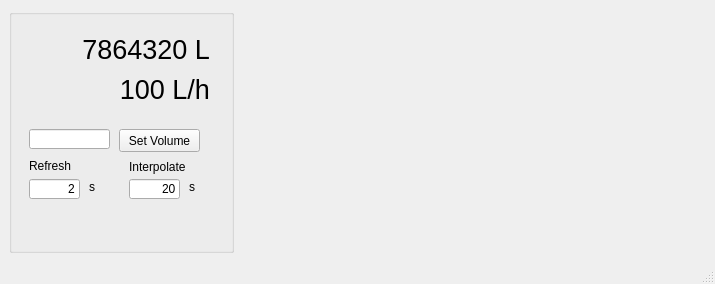
The window that helium_monitor/gui_helium.ui (konchris/andreev) describes before a commit, drawn with Qt 5.
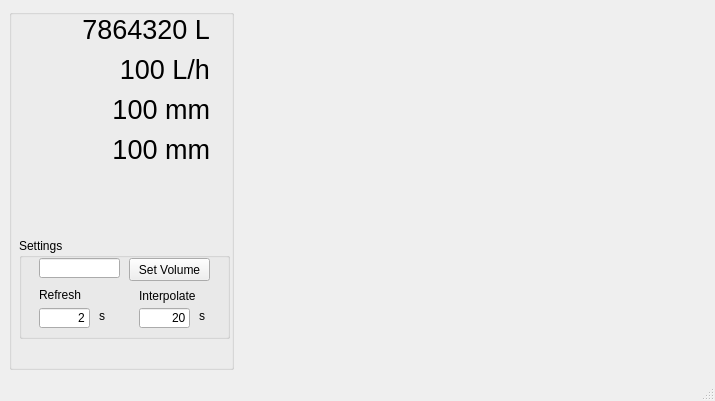
The same window after the commit. Custom widgets are drawn as their Qt base class.

```diff
--- a/helium_monitor/gui_helium.ui
+++ b/helium_monitor/gui_helium.ui
@@ -7,7 +7,7 @@
     <x>0</x>
     <y>0</y>
     <width>715</width>
-    <height>284</height>
+    <height>401</height>
    </rect>
   </property>
   <property name="windowTitle">
@@ -32,21 +32,11 @@
       <property name="title">
        <string/>
       </property>
-      <widget class="QLineEdit" name="editSetVolume">
-       <property name="geometry">
-        <rect>
-         <x>20</x>
-         <y>120</y>
-         <width>81</width>
-         <height>20</height>
-        </rect>
-       </property>
-      </widget>
       <widget class="QLabel" name="labelFlow">
        <property name="geometry">
         <rect>
          <x>10</x>
-         <y>60</y>
+         <y>40</y>
          <width>191</width>
          <height>41</height>
         </rect>
@@ -63,24 +53,11 @@
         <set>Qt::AlignRight|Qt::AlignTrailing|Qt::AlignVCenter</set>
        </property>
       </widget>
-      <widget class="QPushButton" name="btnSetVolume">
-       <property name="geometry">
-        <rect>
-         <x>110</x>
-         <y>120</y>
-         <width>81</width>
-         <height>23</height>
-        </rect>
-       </property>
-       <property name="text">
-        <string>Set Volume</string>
-       </property>
-      </widget>
       <widget class="QLabel" name="labelVolume">
        <property name="geometry">
         <rect>
          <x>20</x>
-         <y>20</y>
+         <y>0</y>
          <width>181</width>
          <height>41</height>
         </rect>
@@ -97,88 +74,166 @@
         <set>Qt::AlignRight|Qt::AlignTrailing|Qt::AlignVCenter</set>
        </property>
       </widget>
-      <widget class="QLineEdit" name="editRefresh">
+      <widget class="QLabel" name="labelLevelMeter">
        <property name="geometry">
         <rect>
-         <x>20</x>
-         <y>170</y>
-         <width>51</width>
-         <height>20</height>
+         <x>10</x>
+         <y>80</y>
+         <width>191</width>
+         <height>41</height>
         </rect>
        </property>
-       <property name="text">
-        <string>2</string>
+       <property name="font">
+        <font>
+         <pointsize>20</pointsize>
+        </font>
        </property>
-       <property name="alignment">
-        <set>Qt::AlignRight|Qt::AlignTrailing|Qt::AlignVCenter</set>
-       </property>
-      </widget>
-      <widget class="QLineEdit" name="editRange">
-       <property name="geometry">
-        <rect>
-         <x>120</x>
-         <y>170</y>
-         <width>51</width>
-         <height>20</height>
-        </rect>
-       </property>
        <property name="text">
-        <string>20</string>
+        <string>100 mm</string>
        </property>
        <property name="alignment">
         <set>Qt::AlignRight|Qt::AlignTrailing|Qt::AlignVCenter</set>
        </property>
       </widget>
-      <widget class="QLabel" name="label">
+      <widget class="QGroupBox" name="groupBox_2">
        <property name="geometry">
         <rect>
-         <x>80</x>
-         <y>170</y>
-         <width>16</width>
-         <height>16</height>
+         <x>10</x>
+         <y>229</y>
+         <width>211</width>
+         <height>101</height>
         </rect>
        </property>
-       <property name="text">
-        <string>s</string>
+       <property name="title">
+        <string>Settings</string>
        </property>
+       <widget class="QLabel" name="label_3">
+        <property name="geometry">
+         <rect>
+          <x>20</x>
+          <y>50</y>
+          <width>46</width>
+          <height>13</height>
+         </rect>
+        </property>
+        <property name="text">
+         <string>Refresh</string>
+        </property>
+       </widget>
+       <widget class="QLabel" name="label">
+        <property name="geometry">
+         <rect>
+          <x>80</x>
+          <y>70</y>
+          <width>16</width>
+          <height>16</height>
+         </rect>
+        </property>
+        <property name="text">
+         <string>s</string>
+        </property>
+       </widget>
+       <widget class="QLineEdit" name="editRefresh">
+        <property name="geometry">
+         <rect>
+          <x>20</x>
+          <y>70</y>
+          <width>51</width>
+          <height>20</height>
+         </rect>
+        </property>
+        <property name="text">
+         <string>2</string>
+        </property>
+        <property name="alignment">
+         <set>Qt::AlignRight|Qt::AlignTrailing|Qt::AlignVCenter</set>
+        </property>
+       </widget>
+       <widget class="QLineEdit" name="editSetVolume">
+        <property name="geometry">
+         <rect>
+          <x>20</x>
+          <y>20</y>
+          <width>81</width>
+          <height>20</height>
+         </rect>
+        </property>
+       </widget>
+       <widget class="QLabel" name="label_4">
+        <property name="geometry">
+         <rect>
+          <x>120</x>
+          <y>50</y>
+          <width>71</width>
+          <height>16</height>
+         </rect>
+        </property>
+        <property name="text">
+         <string>Interpolate</string>
+        </property>
+       </widget>
+       <widget class="QLabel" name="label_2">
+        <property name="geometry">
+         <rect>
+          <x>180</x>
+          <y>70</y>
+          <width>16</width>
+          <height>16</height>
+         </rect>
+        </property>
+        <property name="text">
+         <string>s</string>
+        </property>
+       </widget>
+       <widget class="QLineEdit" name="editRange">
+        <property name="geometry">
+         <rect>
+          <x>120</x>
+          <y>70</y>
+          <width>51</width>
+          <height>20</height>
+         </rect>
+        </property>
+        <property name="text">
+         <string>20</string>
+        </property>
+        <property name="alignment">
+         <set>Qt::AlignRight|Qt::AlignTrailing|Qt::AlignVCenter</set>
+        </property>
+       </widget>
+       <widget class="QPushButton" name="btnSetVolume">
+        <property name="geometry">
+         <rect>
+          <x>110</x>
+          <y>20</y>
+          <width>81</width>
+          <height>23</height>
+         </rect>
+        </property>
+        <property name="text">
+         <string>Set Volume</string>
+        </property>
+       </widget>
       </widget>
-      <widget class="QLabel" name="label_2">
+      <widget class="QLabel" name="labelLevelMeter_2">
        <property name="geometry">
         <rect>
-         <x>180</x>
-         <y>170</y>
-         <width>16</width>
-         <height>16</height>
+         <x>10</x>
+         <y>120</y>
+         <width>191</width>
+         <height>41</height>
         </rect>
        </property>
-       <property name="text">
-        <string>s</string>
+       <property name="font">
+        <font>
+         <pointsize>20</pointsize>
+        </font>
        </property>
-      </widget>
-      <widget class="QLabel" name="label_3">
-       <property name="geometry">
-        <rect>
-         <x>20</x>
-         <y>150</y>
-         <width>46</width>
-         <height>13</height>
-        </rect>
-       </property>
        <property name="text">
-        <string>Refresh</string>
+        <string>100 mm</string>
        </property>
-      </widget>
-      <widget class="QLabel" name="label_4">
-       <property name="geometry">
-        <rect>
-         <x>120</x>
-         <y>150</y>
-         <width>71</width>
-         <height>16</height>
-        </rect>
-       </property>
-       <property name="text">
-        <string>Interpolate</string>
+       <property name="alignment">
+        <set>Qt::AlignRight|Qt::AlignTrailing|Qt::AlignVCenter</set>
        </property>
       </widget>
      </widget>
```
